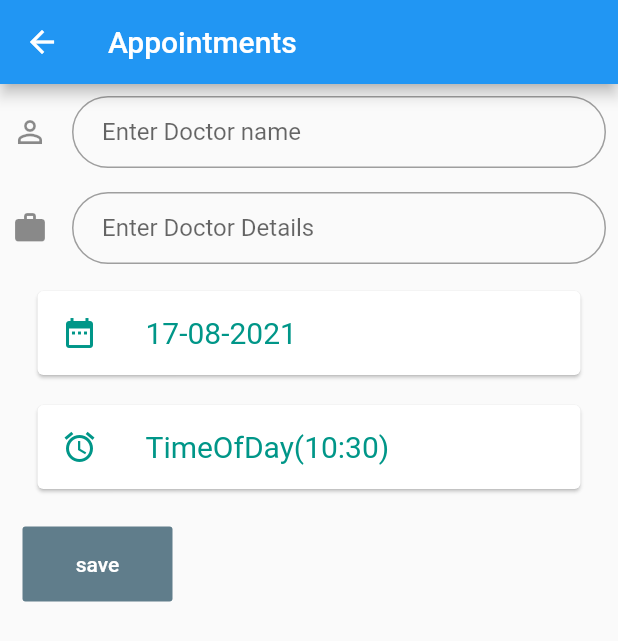
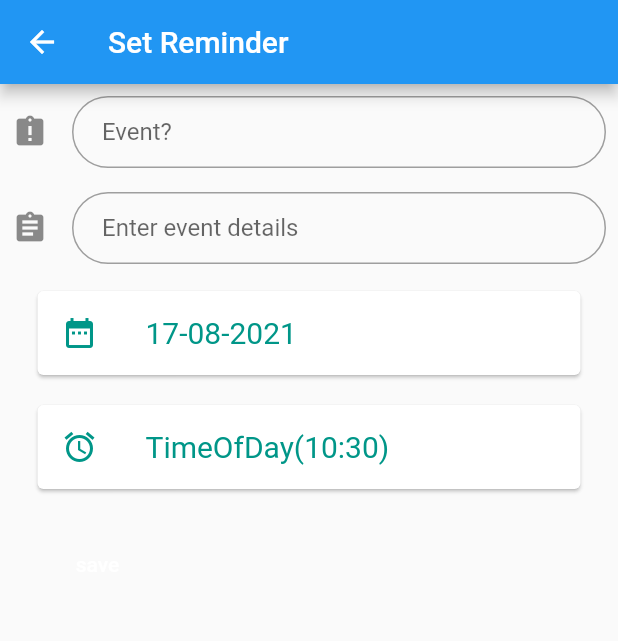
Before and after one commit to iAmithKumar/My_Medical_Assistant, a Flutter app: the DetailPage screen opened by its route, on a phone screen of 412 x 824 dp. Shown: the top 641 px of the screen. Run offline on Flutter 3.47's test engine with Material 2 defaults, Android fonts, the phone set to English and light mode, and no system bars; our stand-ins replace image_picker, shared_preferences; accounts and stored records are empty.

Commit message:
Getting Better

```diff
--- a/lib/ImageUploadModel.dart
+++ b/lib/ImageUploadModel.dart
@@ -1,5 +1,4 @@
 import 'dart:io';
-
 
 class ImageUploadModel {
   bool isUploaded;
@@ -7,10 +6,6 @@ class ImageUploadModel {
   File imageFile;
   String imageUrl;
 
-  ImageUploadModel({
-    this.isUploaded,
-    this.uploading,
-    this.imageFile,
-    this.imageUrl,
-  });
+  ImageUploadModel(
+      {this.isUploaded, this.uploading, this.imageFile, this.imageUrl});
 }
--- a/lib/remainder_page.dart
+++ b/lib/remainder_page.dart
@@ -2,7 +2,6 @@ import 'package:flutter/cupertino.dart';
 import 'package:flutter/material.dart';
 import 'constant.dart';
 import 'package:intl/intl.dart';
-
 
 void main() {
   runApp(
@@ -14,7 +13,6 @@ void main() {
 }
 
 class DetailPage extends StatefulWidget {
-
   static const String id = 'remainderpage';
 
   @override
@@ -23,8 +21,8 @@ class DetailPage extends StatefulWidget {
 
 class _DetailPageState extends State<DetailPage> {
   DateTime _date = DateTime.now();
-  TimeOfDay _time =TimeOfDay.now();
-  Future<Null> selectDate(BuildContext context) async{
+  TimeOfDay _time = TimeOfDay.now();
+  Future<Null> selectDate(BuildContext context) async {
     final DateTime picked = await showDatePicker(
       context: context,
       initialDate: _date,
@@ -37,8 +35,10 @@ class _DetailPageState extends State<DetailPage> {
       });
     }
   }
-  Future<Null> selectTime(BuildContext context) async{
-    final TimeOfDay timePicked =await showTimePicker(context: context,
+
+  Future<Null> selectTime(BuildContext context) async {
+    final TimeOfDay timePicked = await showTimePicker(
+      context: context,
       initialTime: _time,
     );
     if (timePicked != null && timePicked != _time) {
@@ -47,11 +47,13 @@ class _DetailPageState extends State<DetailPage> {
       });
     }
   }
-  final DateFormat dateFormat =DateFormat('dd-MM-yyyy');
-  String format(BuildContext context){
+
+  final DateFormat dateFormat = DateFormat('dd-MM-yyyy');
+  String format(BuildContext context) {
     assert(debugCheckHasMediaQuery(context));
     assert(debugCheckHasMaterialLocalizations(context));
-    final MaterialLocalizations localizations = MaterialLocalizations.of(context);
+    final MaterialLocalizations localizations =
+        MaterialLocalizations.of(context);
     return localizations.formatTimeOfDay(
       this._time,
       alwaysUse24HourFormat: MediaQuery.of(context).alwaysUse24HourFormat,
@@ -63,7 +65,7 @@ class _DetailPageState extends State<DetailPage> {
     return Scaffold(
       appBar: AppBar(
         title: Text(
-          'Appointments',
+          'Set Reminder',
         ),
       ),
       body: SafeArea(
@@ -72,26 +74,28 @@ class _DetailPageState extends State<DetailPage> {
             Padding(
               padding: const EdgeInsets.all(8.0),
               child: TextField(
-                decoration: kTextFieldDecoration.copyWith(hintText: 'Enter Doctor name',
+                  decoration: kTextFieldDecoration.copyWith(
+                hintText: 'Event?',
                 icon: Icon(
-                  Icons.perm_identity,
-                ),)
+                  Icons.assignment_late,
                 ),
+              )),
             ),
             Padding(
               padding: const EdgeInsets.all(8.0),
               child: TextField(
-                  decoration: kTextFieldDecoration.copyWith(hintText: 'Enter Doctor Details',
+                  decoration: kTextFieldDecoration.copyWith(
+                hintText: 'Enter event details ',
                 icon: Icon(
-                      Icons.work,
-                    ),)
+                  Icons.assignment,
                 ),
+              )),
             ),
             Card(
               color: Colors.white,
-             margin: EdgeInsets.symmetric(vertical: 10.0 ,horizontal: 25.0),
+              margin: EdgeInsets.symmetric(vertical: 10.0, horizontal: 25.0),
               child: ListTile(
-               onTap: (){
+                onTap: () {
                   selectDate(context);
                 },
                 leading: Icon(
@@ -100,18 +104,15 @@ class _DetailPageState extends State<DetailPage> {
                 ),
                 title: Text(
                   dateFormat.format(_date),
-                 style: TextStyle(
-                   color: Colors.teal,
-                   fontSize: 20.0
-                 ),
+                  style: TextStyle(color: Colors.teal, fontSize: 20.0),
                 ),
               ),
             ),
             Card(
               color: Colors.white,
-              margin: EdgeInsets.symmetric(vertical: 10.0 ,horizontal: 25.0),
+              margin: EdgeInsets.symmetric(vertical: 10.0, horizontal: 25.0),
               child: ListTile(
-                onTap: (){
+                onTap: () {
                   selectTime(context);
                 },
                 leading: Icon(
@@ -120,13 +121,9 @@ class _DetailPageState extends State<DetailPage> {
                 ),
                 title: Text(
                   _time.toString(),
-                  style: TextStyle(
-                      color: Colors.teal,
-                      fontSize: 20.0
+                  style: TextStyle(color: Colors.teal, fontSize: 20.0),
                 ),
               ),
-              ),
-
             ),
             Row(
               crossAxisAlignment: CrossAxisAlignment.center,
@@ -135,16 +132,11 @@ class _DetailPageState extends State<DetailPage> {
                   margin: EdgeInsets.all(15.0),
                   height: 50.0,
                   width: 100.0,
-                  child: FlatButton(
-                    color: Colors.blueGrey,
-                    onPressed: (){
-
-                    },
+                  child: TextButton(
+                    onPressed: () {},
                     child: Text(
                       'save',
-                      style: TextStyle(
-                        color: Colors.white
-                      ),
+                      style: TextStyle(color: Colors.white),
                     ),
                   ),
                 )
@@ -152,7 +144,6 @@ class _DetailPageState extends State<DetailPage> {
             )
           ],
         ),
-
       ),
     );
   }
--- a/lib/storedocs.dart
+++ b/lib/storedocs.dart
@@ -2,13 +2,6 @@ import 'ImageUploadModel.dart';
 import 'package:flutter/material.dart';
 import 'package:image_picker/image_picker.dart';
 import 'dart:io';
-
-void main() {
-  runApp(MaterialApp(
-    title: "Attach docs",
-    home: SingleImageUpload(),
-  ));
-}
 
 class SingleImageUpload extends StatefulWidget {
   static const id = 'storedocuments';
@@ -20,7 +13,7 @@ class SingleImageUpload extends StatefulWidget {
 }
 
 class _SingleImageUploadState extends State<SingleImageUpload> {
-  List<Object> images = List<Object>();
+  List<Object> images = [];
   Future<File> _imageFile;
 
   @override
--- a/lib/user.dart
+++ b/lib/user.dart
@@ -3,7 +3,7 @@ class User {
   String age;
   String gender;
   String phoneno;
-  String Bloodtype;
+  String bloodtype;
   String weight;
   String height;
   String medicalinfo;
@@ -15,7 +15,7 @@ class User {
         age = json['age'],
         gender = json['gender'],
         phoneno = json['Phone-number'],
-        Bloodtype = json['Blood-Type'],
+        bloodtype = json['Blood-Type'],
         weight = json['weight'],
         height = json['height'],
         medicalinfo = json['Medical-info'];
@@ -25,7 +25,7 @@ class User {
         'age': age,
         'gender': gender,
         'phone-number': phoneno,
-    'Blood-Type': Bloodtype,
+        'Blood-Type': bloodtype,
         'weight': weight,
         'height': height,
         'medical-info': medicalinfo,
```
Also changed, not shown: lib/Login.dart (+2 -6 lines), lib/bharat.dart (+25 -38 lines), lib/demo.dart (+17 -23 lines), lib/homepage.dart (+14 -14 lines), lib/homescreen.dart (+18 -17 lines), lib/main.dart (+4 -4 lines), lib/register.dart (+8 -9 lines), pubspec.yaml (+4 -4 lines), pubspec.lock, 11 other files. Lines whose indentation alone changed are shown as unchanged.
